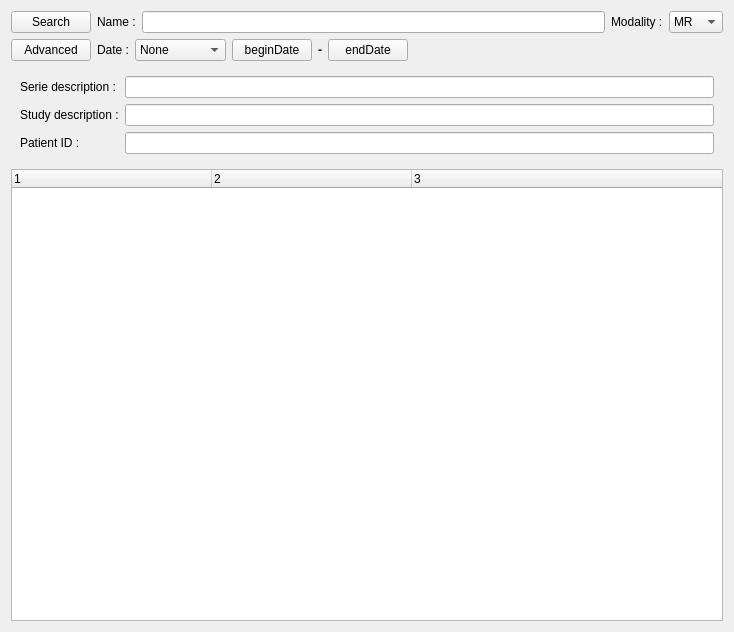
Qt form Code/qtdcm.ui (qtdcm/qtdcm) before a commit.
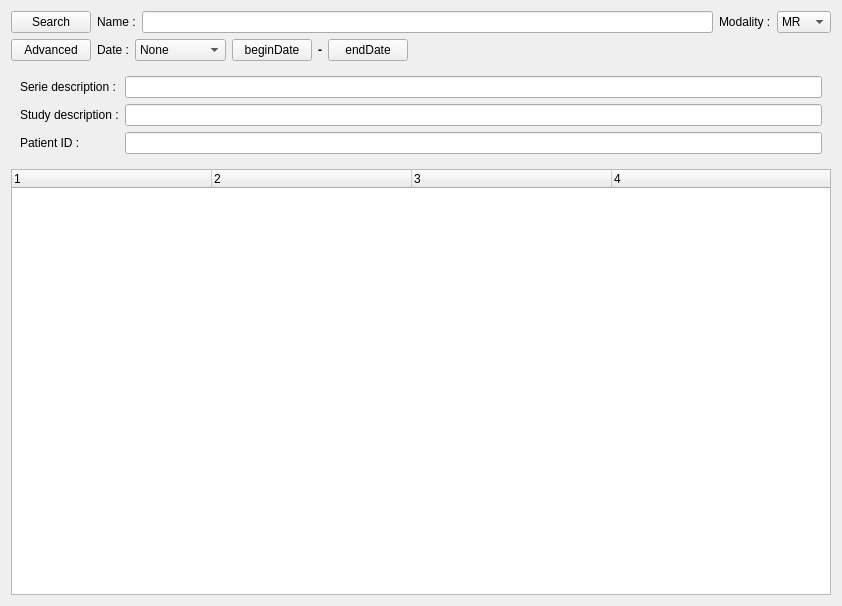
The same form after that commit.

Commit message: QtDcm : add date information in the tree widget. Improve query behaviour.

```diff
--- a/Code/qtdcm.ui
+++ b/Code/qtdcm.ui
@@ -6,8 +6,8 @@
    <rect>
     <x>0</x>
     <y>0</y>
-    <width>734</width>
-    <height>632</height>
+    <width>842</width>
+    <height>606</height>
    </rect>
   </property>
   <property name="windowTitle">
@@ -254,7 +254,7 @@
       <bool>false</bool>
      </property>
      <property name="columnCount">
-      <number>3</number>
+      <number>4</number>
      </property>
      <attribute name="headerCascadingSectionResizes">
       <bool>true</bool>
@@ -277,6 +277,11 @@
        <string notr="true">3</string>
       </property>
      </column>
+     <column>
+      <property name="text">
+       <string notr="true">4</string>
+      </property>
+     </column>
     </widget>
    </item>
   </layout>
```
The commit also changes 3 other files.
